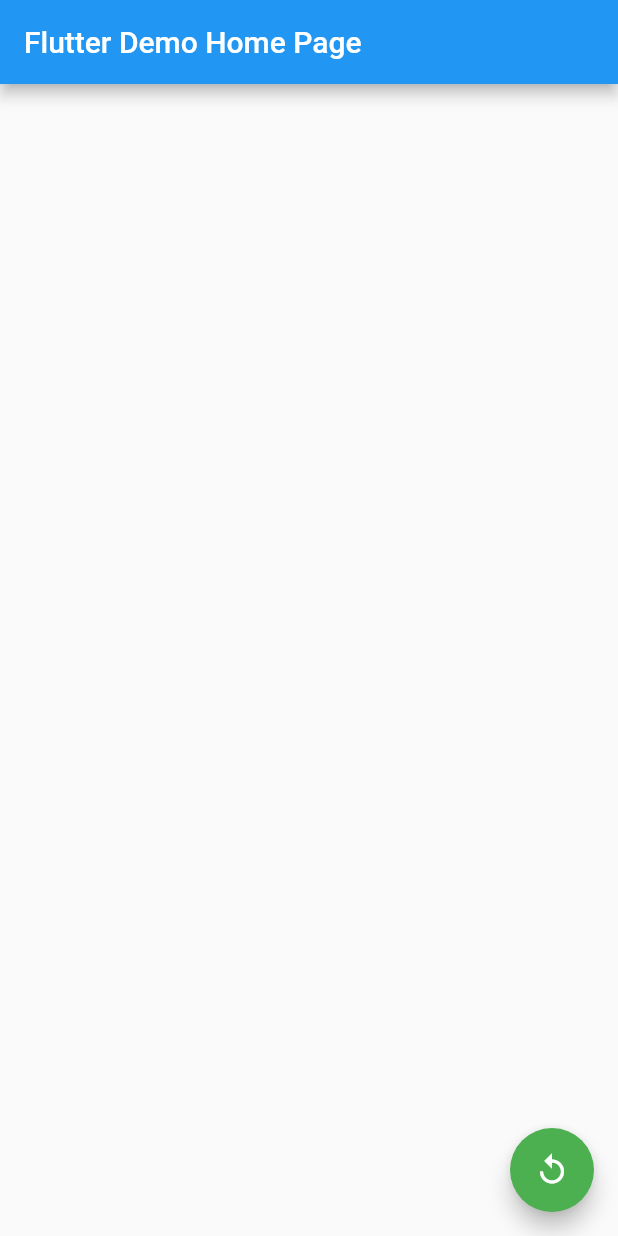
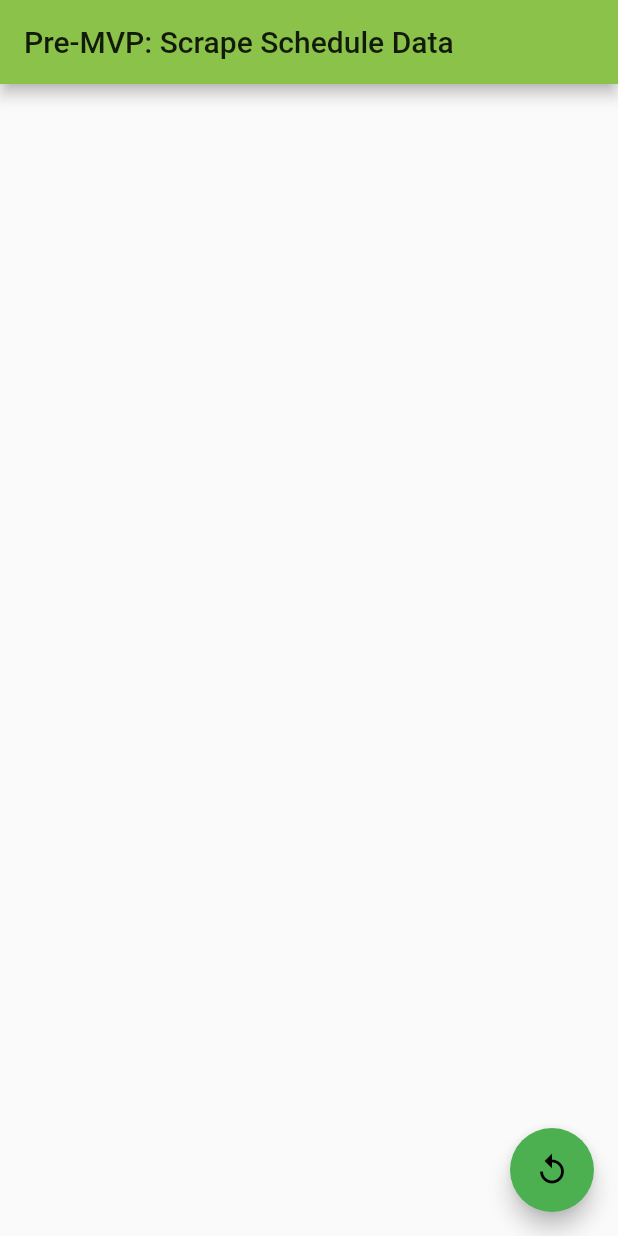
Before and after one commit to calbert1209/bus-warbler, a Flutter app: the screen it shows after launch, on a phone screen of 412 x 824 dp. Run offline on Flutter 3.47's test engine with Material 2 defaults, Android fonts, the light colour scheme and no system bars.

Commit message:
use provider to store app state, use stateless home page

```diff
--- a/lib/main.dart
+++ b/lib/main.dart
@@ -1,107 +1,23 @@
-import 'dart:convert';
-import 'dart:io';
-
-import 'package:bus_warbler/models/parse_html_page.dart';
 import 'package:flutter/material.dart';
-
-import 'constants/bus_routes.dart';
+import 'package:provider/provider.dart';
+import 'package:bus_warbler/pages/home_page.dart';
+import 'package:bus_warbler/state/app_state.dart';
 
 void main() {
   runApp(MyApp());
-}
-
-Future<String> _fetchRoutePage(BusRouteUrlParts urlParts) async {
-// https://www.kanachu.co.jp/dia/diagram/send?cs=0000800324-12&nid=00126844&chk=all&dts=1613761200
-  final url = Uri.https(
-    "www.kanachu.co.jp",
-    "/dia/diagram/send",
-    urlParts.toMap(),
-  );
-  final client = HttpClient();
-  client.badCertificateCallback =
-      ((X509Certificate cert, String host, int port) => true);
-  final request = await client.getUrl(url);
-  HttpClientResponse response = await request.close();
-  return response.transform(utf8.decoder).join();
-}
-
-Future<void> _fetchAll() async {
-  var stops = <ExtendedScheduleStop>[];
-  for (var entry in busRoutes.entries) {
-    final route = entry.value;
-
-    for (var part in route.parts) {
-      final resp = await _fetchRoutePage(part);
-      print(route.nickname);
-      final someStops = SerialHtml(resp).stops();
-      print(someStops.length);
-      stops.addAll(someStops);
-    }
-  }
-  print("Done: ${stops.length}stops");
 }
 
 class MyApp extends StatelessWidget {
   @override
   Widget build(BuildContext context) {
     return MaterialApp(
-      title: 'Flutter Demo',
+      title: 'Bus Warbler',
       theme: ThemeData(
-        primarySwatch: Colors.blue,
+        primarySwatch: Colors.lightGreen,
       ),
-      home: MyHomePage(title: 'Flutter Demo Home Page'),
-    );
-  }
-}
-
-class MyHomePage extends StatefulWidget {
-  MyHomePage({Key? key, required this.title}) : super(key: key);
-  final String title;
-
-  @override
-  _MyHomePageState createState() => _MyHomePageState();
-}
-
-class _MyHomePageState extends State<MyHomePage> {
-  bool _loading = false;
-  String _body = "";
-
-  void _incrementCounter() {
-    if (_loading) {
-      return;
-    }
-    setState(() {
-      _loading = true;
-    });
-
-    _fetchAll().whenComplete(() => setState(() {
-          _body = DateTime.now().toIso8601String();
-          _loading = false;
-        }));
-  }
-
-  @override
-  Widget build(BuildContext context) {
-    return Scaffold(
-      appBar: AppBar(
-        title: Text(widget.title),
-      ),
-      body: Center(
-        child: ListView(
-          children: <Widget>[
-            if (_loading)
-              LinearProgressIndicator(
-                minHeight: 20.0,
-              ),
-            Text(_body)
-          ],
-        ),
-      ),
-      floatingActionButton: FloatingActionButton(
-        backgroundColor: _loading ? Colors.grey : Colors.green,
-        onPressed: _incrementCounter,
-        tooltip: 'Increment',
-        child: Icon(Icons.replay_outlined),
+      home: ChangeNotifierProvider<AppState>(
+        create: (context) => AppState(),
+        builder: (context, _) => HomePage(),
       ),
     );
   }
--- /dev/null
+++ b/lib/pages/home_page.dart
@@ -0,0 +1,83 @@
+import 'dart:convert';
+import 'dart:io';
+
+import 'package:bus_warbler/constants/bus_routes.dart';
+import 'package:bus_warbler/models/parse_html_page.dart';
+import 'package:bus_warbler/state/app_state.dart';
+import 'package:flutter/material.dart';
+import 'package:provider/provider.dart';
+
+Future<String> _fetchRoutePage(BusRouteUrlParts urlParts) async {
+// https://www.kanachu.co.jp/dia/diagram/send?cs=0000800324-12&nid=00126844&chk=all&dts=1613761200
+  final url = Uri.https(
+    "www.kanachu.co.jp",
+    "/dia/diagram/send",
+    urlParts.toMap(),
+  );
+  final client = HttpClient();
+  client.badCertificateCallback =
+      ((X509Certificate cert, String host, int port) => true);
+  final request = await client.getUrl(url);
+  HttpClientResponse response = await request.close();
+  return response.transform(utf8.decoder).join();
+}
+
+Future<void> _fetchAll() async {
+  var stops = <ExtendedScheduleStop>[];
+  for (var entry in busRoutes.entries) {
+    final route = entry.value;
+
+    for (var part in route.parts) {
+      final resp = await _fetchRoutePage(part);
+      print(route.nickname);
+      final someStops = SerialHtml(resp).stops();
+      print(someStops.length);
+      stops.addAll(someStops);
+    }
+  }
+  print("Done: ${stops.length}stops");
+}
+
+class HomePage extends StatelessWidget {
+  HomePage({Key? key}) : super(key: key);
+
+  void _fetchAndParse(AppState appState) {
+    if (appState.loading) {
+      return;
+    }
+
+    appState.setLoading(true);
+
+    _fetchAll().whenComplete(() {
+      appState.setBody(DateTime.now().toIso8601String());
+      appState.setLoading(false);
+    });
+  }
+
+  @override
+  Widget build(BuildContext context) {
+    final appState = Provider.of<AppState>(context);
+    return Scaffold(
+      appBar: AppBar(
+        title: Text('Pre-MVP: Scrape Schedule Data'),
+      ),
+      body: Center(
+        child: ListView(
+          children: <Widget>[
+            if (appState.loading)
+              LinearProgressIndicator(
+                minHeight: 20.0,
+              ),
+            Text(appState.body)
+          ],
+        ),
+      ),
+      floatingActionButton: FloatingActionButton(
+        backgroundColor: appState.loading ? Colors.grey : Colors.green,
+        onPressed: () => _fetchAndParse(appState),
+        tooltip: 'Increment',
+        child: Icon(Icons.replay_outlined),
+      ),
+    );
+  }
+}
--- /dev/null
+++ b/lib/state/app_state.dart
@@ -0,0 +1,18 @@
+import 'package:flutter/material.dart';
+
+class AppState with ChangeNotifier {
+  AppState();
+
+  bool loading = false;
+  String body = "";
+
+  void setLoading(bool value) {
+    loading = value;
+    notifyListeners();
+  }
+
+  void setBody(String value) {
+    body = value;
+    notifyListeners();
+  }
+}
```
